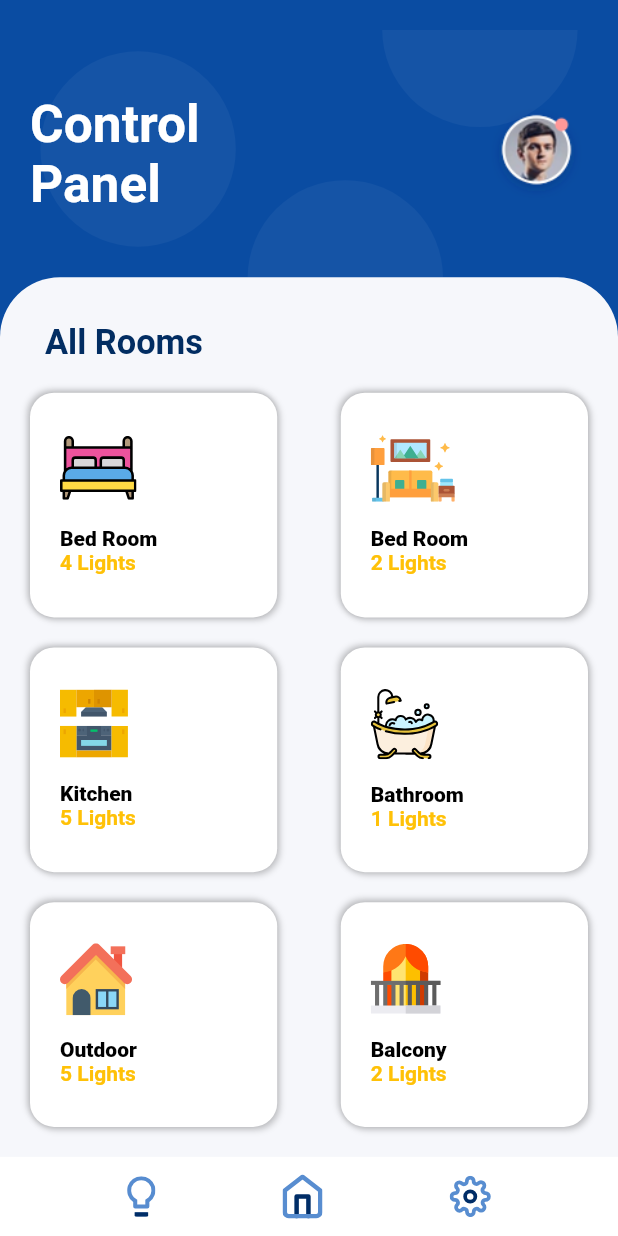
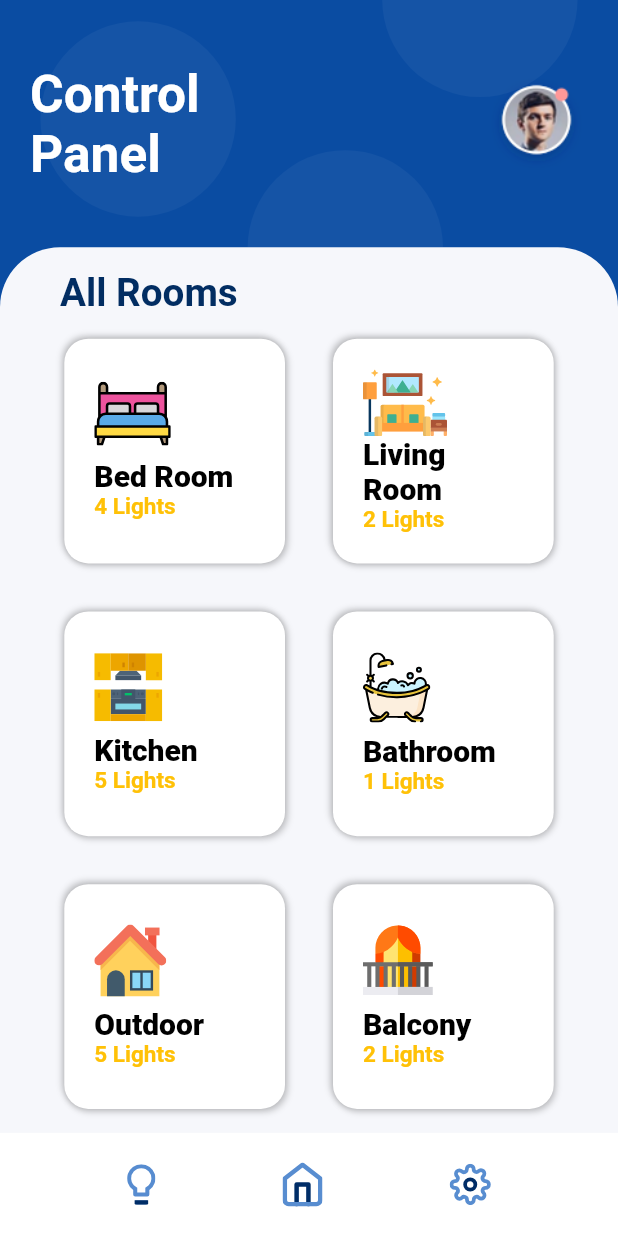
Before and after one commit to AdityaMotale/smart_light, a Flutter app: the HomePage screen opened directly, on a phone screen of 412 x 824 dp. Run offline on Flutter 3.47's test engine with Material 2 defaults, Android fonts, the phone set to English and light mode, and no system bars; our stand-ins replace flutter_svg, get.

Commit message:
home page

```diff
--- a/lib/main.dart
+++ b/lib/main.dart
@@ -1,13 +1,14 @@
 import 'package:flutter/material.dart';
 import 'package:get/get.dart';
-import 'package:smart_light/views/lightsPage.dart';
+// ignore: unused_import
+import 'package:smart_light/views/testHome(F).dart';
+import 'package:smart_light/views/HomePage.dart';
 
 void main() {
   runApp(MyApp());
 }
 
 class MyApp extends StatelessWidget {
-  // This widget is the root of your application.
   @override
   Widget build(BuildContext context) {
     return GetMaterialApp(
@@ -16,7 +17,7 @@ class MyApp extends StatelessWidget {
       theme: ThemeData(
         primarySwatch: Colors.amber,
       ),
-      home: LightsPage(),
+      home: HomePage(),
     );
   }
 }
--- a/lib/views/homePage.dart
+++ b/lib/views/HomePage.dart
@@ -1,24 +1,21 @@
 import 'package:flutter/material.dart';
-import 'package:flutter_svg/flutter_svg.dart';
+import 'package:flutter_svg/svg.dart';
 import 'package:get/get.dart';
 import 'package:smart_light/views/widgets/roomTile.dart';
 
 class HomePage extends StatelessWidget {
   @override
   Widget build(BuildContext context) {
-    final String circlesBG = 'assets/Circles.svg';
-
     return Scaffold(
       backgroundColor: Color(0xFF0A4CA2),
       body: Container(
-        padding: const EdgeInsets.only(top: 20),
         child: Column(
-          mainAxisAlignment: MainAxisAlignment.start,
           children: [
             Container(
               height: Get.height / 5,
               child: Stack(
                 alignment: AlignmentDirectional.center,
+                clipBehavior: Clip.hardEdge,
                 children: [
                   Row(
                     mainAxisAlignment: MainAxisAlignment.spaceBetween,
@@ -34,7 +31,9 @@ class HomePage extends StatelessWidget {
                           ),
                         ),
                       ),
-                      Container(
+                      GestureDetector(
+                        onTap: () => print("Profile"),
+                        child: Container(
                           padding: const EdgeInsets.only(right: 20),
                           child: CircleAvatar(
                             foregroundColor: Colors.transparent,
@@ -45,11 +44,12 @@ class HomePage extends StatelessWidget {
                             radius: Get.width / 12,
                           ),
                         ),
+                      ),
                     ],
                   ),
                   Container(
                     child: SvgPicture.asset(
-                      circlesBG,
+                      'assets/Circles.svg',
                       fit: BoxFit.cover,
                     ),
                   )
@@ -57,7 +57,6 @@ class HomePage extends StatelessWidget {
               ),
             ),
             Container(
-              padding: const EdgeInsets.only(top: 30, left: 10, right: 10),
               decoration: BoxDecoration(
                 color: Color(0xFFF6F7FB),
                 borderRadius: BorderRadius.only(
@@ -66,69 +65,70 @@ class HomePage extends StatelessWidget {
                 ),
               ),
               child: Column(
-                crossAxisAlignment: CrossAxisAlignment.start,
-                mainAxisAlignment: MainAxisAlignment.start,
                 children: [
                   Container(
-                    margin: const EdgeInsets.only(bottom: 20, left: 20),
+                    margin: const EdgeInsets.only(top: 15, left: 40),
+                    alignment: Alignment.centerLeft,
                     child: Text(
                       'All Rooms',
                       style: TextStyle(
                         color: Color(0xFF022D62),
-                        fontSize: Get.width / 18,
+                        fontSize: Get.width / 16,
                         fontWeight: FontWeight.w600,
                       ),
                     ),
                   ),
                   Row(
-                    mainAxisAlignment: MainAxisAlignment.spaceBetween,
+                    mainAxisAlignment: MainAxisAlignment.center,
                     children: [
-                      RoomeTile(
+                      RoomTile(
+                        lights: '4 Lights',
+                        onTap: () => print("Bed Room"),
                         img: 'assets/bed.svg',
                         roomName: 'Bed Room',
-                        lights: '4 Lights',
-                        onTap: () {},
                       ),
-                      RoomeTile(
+                      RoomTile(
+                        lights: '2 Lights',
+                        onTap: () => print("Bed Room"),
                         img: 'assets/room.svg',
-                        roomName: 'Bed Room',
-                        onTap: () {},
-                        lights: '2 Lights',
-                      ),
+                        roomName: 'Living Room',
+                      )
                     ],
                   ),
                   Row(
-                    mainAxisAlignment: MainAxisAlignment.spaceBetween,
+                    mainAxisAlignment: MainAxisAlignment.center,
                     children: [
-                      RoomeTile(
+                      RoomTile(
+                        lights: '5 Lights',
+                        onTap: () => Get.to(
+                          () => HomePage(),
+                        ),
                         img: 'assets/kitchen.svg',
                         roomName: 'Kitchen',
-                        onTap: () {},
-                        lights: '5 Lights',
                       ),
-                      RoomeTile(
+                      RoomTile(
+                        lights: '1 Lights',
+                        onTap: () => print("Bed Room"),
                         img: 'assets/bathtube.svg',
                         roomName: 'Bathroom',
-                        onTap: () {},
-                        lights: '1 Lights',
-                      ),
+                      )
                     ],
                   ),
                   Row(
-                    mainAxisAlignment: MainAxisAlignment.spaceBetween,
+                    mainAxisAlignment: MainAxisAlignment.center,
                     children: [
-                      RoomeTile(
+                      RoomTile(
+                        lights: '5 Lights',
+                        onTap: () => print("Bed Room"),
                         img: 'assets/house.svg',
                         roomName: 'Outdoor',
-                        onTap: () {},
-                        lights: '5 Lights',
                       ),
-                      RoomeTile(
+                      RoomTile(
+                        lights: '2 Lights',
+                        onTap: () => print("Bed Room"),
                         img: 'assets/balcony.svg',
                         roomName: 'Balcony',
-                        onTap: () {},
-                        lights: '2 Lights',
-                      ),
+                      )
                     ],
                   ),
                 ],
@@ -140,14 +140,23 @@ class HomePage extends StatelessWidget {
                 child: Row(
                   mainAxisAlignment: MainAxisAlignment.spaceEvenly,
                   children: [
-                    Container(
+                    GestureDetector(
+                      onTap: () => print("bulb"),
+                      child: Container(
                         child: SvgPicture.asset('assets/bulb.svg'),
                       ),
-                    Container(
+                    ),
+                    GestureDetector(
+                      onTap: () => print("Home"),
+                      child: Container(
                         child: SvgPicture.asset('assets/feather-home.svg'),
                       ),
-                    Container(
+                    ),
+                    GestureDetector(
+                      onTap: () => print("Settings"),
+                      child: Container(
                         child: SvgPicture.asset('assets/feather-settings.svg'),
+                      ),
                     ),
                   ],
                 ),
--- a/lib/views/widgets/roomTile.dart
+++ b/lib/views/widgets/roomTile.dart
@@ -17,7 +17,8 @@ class RoomeTile extends StatelessWidget {
   }) : super(key: key);
   @override
   Widget build(BuildContext context) {
-    return GestureDetector(
+    return Container(
+      child: GestureDetector(
         onTap: () => onTap,
         child: Container(
           margin: const EdgeInsets.only(bottom: 20, left: 10, right: 10),
@@ -68,6 +69,78 @@ class RoomeTile extends StatelessWidget {
             ],
           ),
         ),
+      ),
     );
   }
 }
+
+class RoomTile extends StatelessWidget {
+  final String img;
+  final String roomName;
+  final String lights;
+  final VoidCallback onTap;
+
+  RoomTile({
+    required this.img,
+    required this.lights,
+    required this.onTap,
+    required this.roomName,
+  });
+
+  @override
+  Widget build(BuildContext context) {
+    return Container(
+        child: InkWell(
+      onTap: onTap,
+      child: Container(
+        padding: const EdgeInsets.all(20),
+        margin: const EdgeInsets.all(16),
+        width: Get.width / 2.8,
+        height: Get.height / 5.5,
+        decoration: BoxDecoration(
+          borderRadius: BorderRadius.circular(16),
+          boxShadow: [
+            BoxShadow(
+              color: Color(0x33000000),
+              blurRadius: 3,
+              offset: Offset(-1.50, -1.50),
+            ),
+            BoxShadow(
+              color: Color(0x33000000),
+              blurRadius: 3,
+              offset: Offset(1.50, 1.50),
+            ),
+          ],
+          color: Colors.white,
+        ),
+        child: Column(
+          mainAxisAlignment: MainAxisAlignment.spaceEvenly,
+          crossAxisAlignment: CrossAxisAlignment.start,
+          children: [
+            SvgPicture.asset(img),
+            Column(
+              crossAxisAlignment: CrossAxisAlignment.start,
+              mainAxisAlignment: MainAxisAlignment.spaceEvenly,
+              children: [
+                Text(
+                  roomName,
+                  style: TextStyle(
+                      color: Colors.black,
+                      fontWeight: FontWeight.w800,
+                      fontSize: 20),
+                ),
+                Text(
+                  lights,
+                  style: TextStyle(
+                      color: Colors.amber,
+                      fontWeight: FontWeight.w600,
+                      fontSize: 15),
+                ),
+              ],
+            ),
+          ],
+        ),
+      ),
+    ));
+  }
+}
```
Also changed, not shown: lib/views/customizationPage.dart (deleted, +0 -236 lines), lib/views/testHome(F).dart (added, +164 -0 lines). Lines whose indentation alone changed are shown as unchanged.
